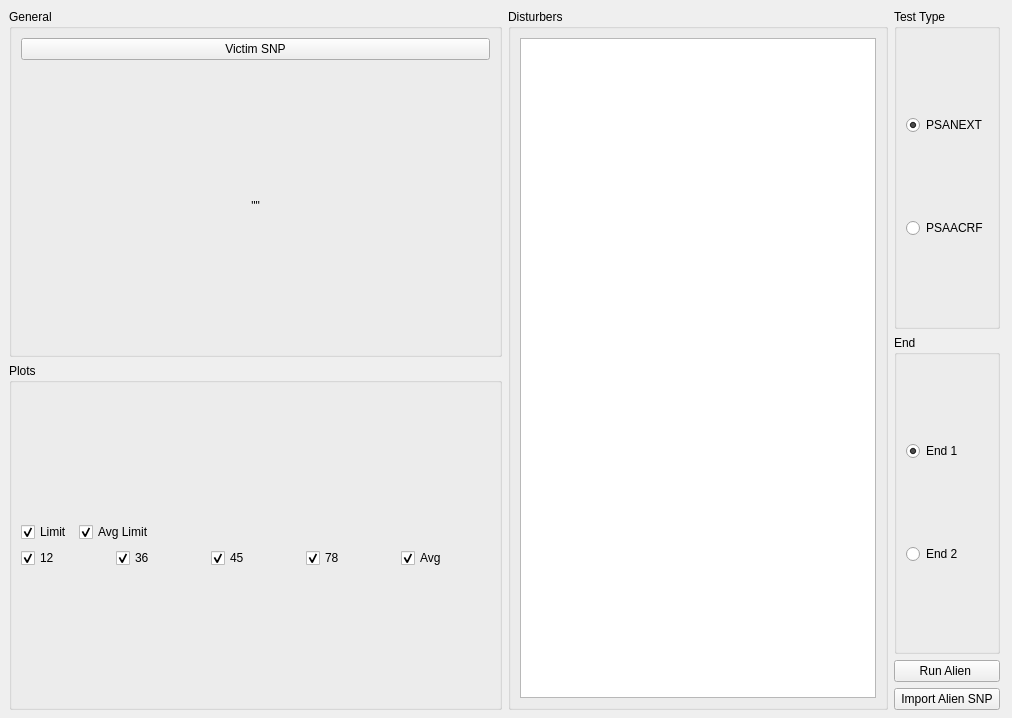
Qt form UIs/alienWidget.ui (Belden-Montreal/SNP-Cable-Analyser) before a commit.
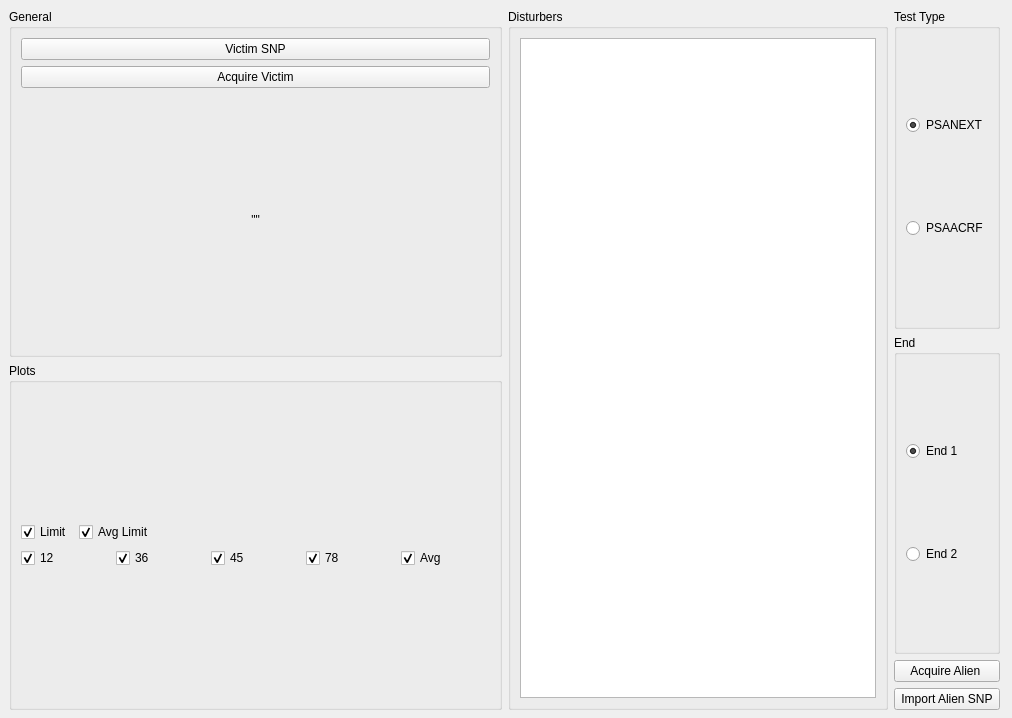
The same form after that commit.

Commit message: Added alien acquisition (to test on vna)

Diff of the .ui file:
```diff
--- a/UIs/alienWidget.ui
+++ b/UIs/alienWidget.ui
@@ -44,6 +44,13 @@
                  </property>
                 </widget>
                </item>
+               <item>
+                <widget class="QPushButton" name="victimRun">
+                 <property name="text">
+                  <string>Acquire Victim</string>
+                 </property>
+                </widget>
+               </item>
                <item>
                 <widget class="QLabel" name="victimLabel">
                  <property name="text">
@@ -252,7 +259,7 @@
             <item>
              <widget class="QPushButton" name="alienRun">
               <property name="text">
-               <string>Run Alien </string>
+               <string>Acquire Alien </string>
               </property>
              </widget>
             </item>
```
The commit also changes 3 other files.
